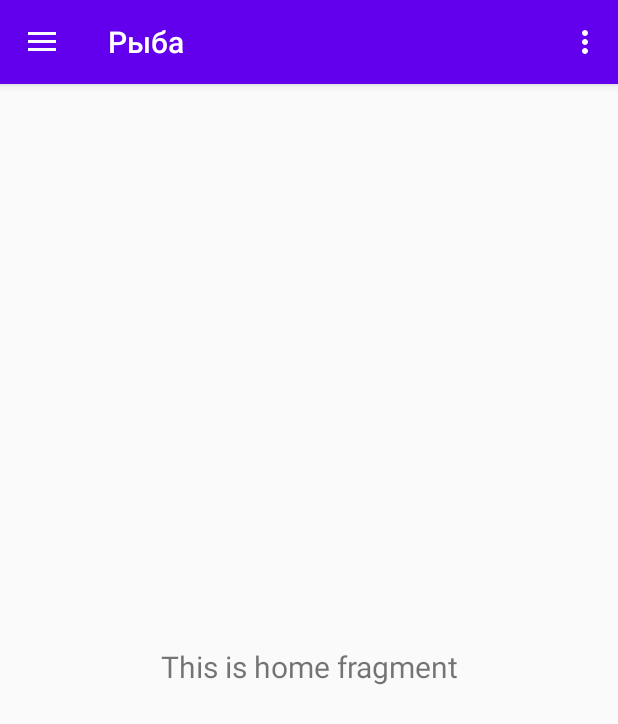
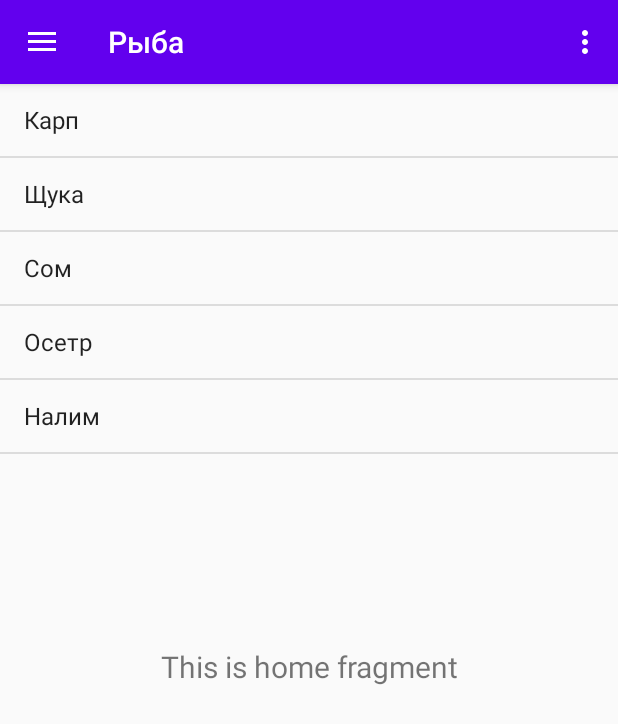
Before and after one commit to emelenium/Fisher_Hanbook, an Android app: the screen it shows after launch (MainActivity), on a phone screen of 412 x 824 dp. Shown: the top 724 px of the screen. Run offline under Robolectric (Android 15) with nearby library versions, the phone set to English and light mode, and no system bars; our stand-ins replace navigation-ui.

Commit message:
menu array

```diff
--- a/app/src/main/java/com/example/fisher_hanbook/MainActivity.java
+++ b/app/src/main/java/com/example/fisher_hanbook/MainActivity.java
@@ -3,6 +3,8 @@ package com.example.fisher_hanbook;
 import android.os.Bundle;
 import android.view.View;
 import android.view.Menu;
+import android.widget.ArrayAdapter;
+import android.widget.ListView;
 
 import com.google.android.material.floatingactionbutton.FloatingActionButton;
 import com.google.android.material.snackbar.Snackbar;
@@ -17,6 +19,10 @@ import androidx.appcompat.app.AppCompatActivity;
 import androidx.appcompat.widget.Toolbar;
 
 public class MainActivity extends AppCompatActivity {
+    private ListView list;
+    private String[] array;
+    private ArrayAdapter<String> adapter;
+
 
     private AppBarConfiguration mAppBarConfiguration;
 
@@ -24,6 +30,10 @@ public class MainActivity extends AppCompatActivity {
     protected void onCreate(Bundle savedInstanceState) {
         super.onCreate(savedInstanceState);
         setContentView(R.layout.activity_main);
+        list = findViewById(R.id.listView);
+        array = getResources().getStringArray(R.array.Fish_array);
+        adapter = new ArrayAdapter<>(this,android.R.layout.simple_list_item_1,array);
+        list.setAdapter(adapter);
         Toolbar toolbar = findViewById(R.id.toolbar);
         setSupportActionBar(toolbar);
         DrawerLayout drawer = findViewById(R.id.drawer_layout);
--- a/app/src/main/res/layout/content_main.xml
+++ b/app/src/main/res/layout/content_main.xml
@@ -17,4 +17,13 @@
         app:layout_constraintRight_toRightOf="parent"
         app:layout_constraintTop_toTopOf="parent"
         app:navGraph="@navigation/mobile_navigation" />
+
+    <ListView
+        android:id="@+id/listView"
+        android:layout_width="0dp"
+        android:layout_height="0dp"
+        app:layout_constraintBottom_toBottomOf="@+id/nav_host_fragment"
+        app:layout_constraintEnd_toEndOf="@+id/nav_host_fragment"
+        app:layout_constraintStart_toStartOf="parent"
+        app:layout_constraintTop_toTopOf="@+id/nav_host_fragment" />
 </androidx.constraintlayout.widget.ConstraintLayout>
--- a/app/src/main/res/values/arrays.xml
+++ b/app/src/main/res/values/arrays.xml
@@ -1,2 +1,16 @@
 <?xml version="1.0" encoding="utf-8"?>
-<resources></resources>
+<resources>
+    <string-array name="Fish_array">
+        <item>Карп</item>
+        <item>Щука</item>
+        <item>Сом</item>
+        <item>Осетр</item>
+        <item>Налим</item>
+    </string-array>
+    <string-array name="na_array">
+        <item>Червяк</item>
+        <item>Кукуруза</item>
+        <item>Хлеб</item>
+        <item>Рис</item>
+    </string-array>
+</resources>
```
